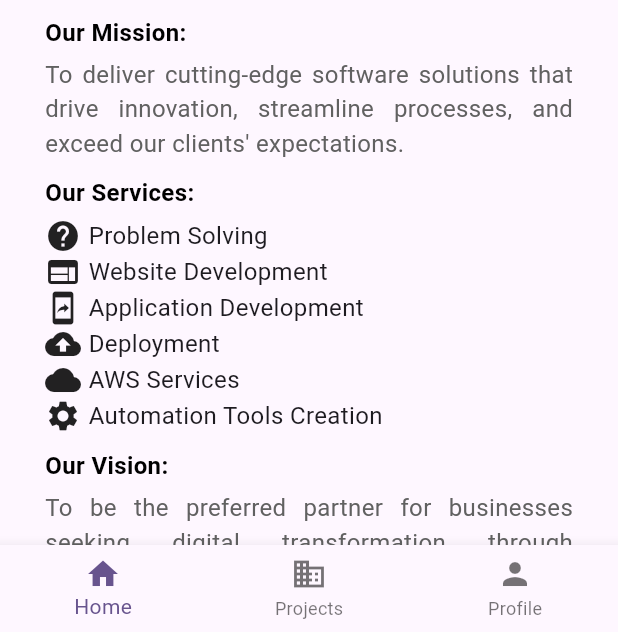
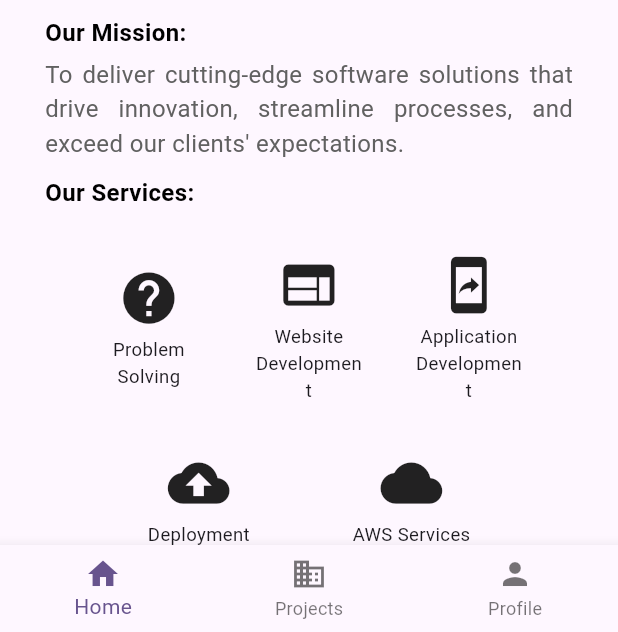
Before and after one commit to StormHive/StromHive_App, a Flutter app: the screen it shows after launch, after a tap on "Tap here for Excellence", on a phone screen of 412 x 824 dp, the part 604-1236 px from its top. Run offline on Flutter 3.47's test engine with Material 3 defaults, Android fonts, the phone set to English and light mode, and no system bars; our stand-ins replace animate_do, animated_splash_screen.

Commit message:
Services

```diff
--- a/lib/companyprofile.dart
+++ b/lib/companyprofile.dart
@@ -71,65 +71,49 @@ class CompanyProfile extends StatelessWidget {
                     ),
                   ),
                   SizedBox(height: 5.0),
+                  Container(
+                    padding: EdgeInsets.all(16.0),
+                    child: Column(
+                      children: [
                         Row(
+                          mainAxisAlignment: MainAxisAlignment.spaceEvenly,
                           children: [
-                      Icon(Icons.help),
-                      SizedBox(width: 5.0),
-                      Text(
-                        'Problem Solving',
-                        style: TextStyle(fontSize: 16.0),
+                            Expanded(
+                              child: _buildServiceTile(
+                                  context, Icons.help, 'Problem Solving'),
+                            ),
+                            Expanded(
+                              child: _buildServiceTile(
+                                  context, Icons.web, 'Website Development'),
+                            ),
+                            Expanded(
+                              child: _buildServiceTile(
+                                  context,
+                                  Icons.mobile_screen_share,
+                                  'Application Development'),
                             ),
                           ],
                         ),
+                        SizedBox(height: 16.0),
                         Row(
+                          mainAxisAlignment: MainAxisAlignment.spaceEvenly,
                           children: [
-                      Icon(Icons.web),
-                      SizedBox(width: 5.0),
-                      Text(
-                        'Website Development',
-                        style: TextStyle(fontSize: 16.0),
+                            _buildServiceTile(
+                                context, Icons.cloud_upload, 'Deployment'),
+                            _buildServiceTile(
+                                context, Icons.cloud, 'AWS Services'),
+                          ],
+                        ),
+                        SizedBox(height: 16.0),
+                        Row(
+                          mainAxisAlignment: MainAxisAlignment.center,
+                          children: [
+                            _buildServiceTile(context, Icons.settings,
+                                'Automation Tools Creation'),
+                          ],
                         ),
                       ],
                     ),
-                  Row(
-                    children: [
-                      Icon(Icons.mobile_screen_share),
-                      SizedBox(width: 5.0),
-                      Text(
-                        'Application Development',
-                        style: TextStyle(fontSize: 16.0),
-                      ),
-                    ],
-                  ),
-                  Row(
-                    children: [
-                      Icon(Icons.cloud_upload),
-                      SizedBox(width: 5.0),
-                      Text(
-                        'Deployment',
-                        style: TextStyle(fontSize: 16.0),
-                      ),
-                    ],
-                  ),
-                  Row(
-                    children: [
-                      Icon(Icons.cloud),
-                      SizedBox(width: 5.0),
-                      Text(
-                        'AWS Services',
-                        style: TextStyle(fontSize: 16.0),
-                      ),
-                    ],
-                  ),
-                  Row(
-                    children: [
-                      Icon(Icons.settings),
-                      SizedBox(width: 5.0),
-                      Text(
-                        'Automation Tools Creation',
-                        style: TextStyle(fontSize: 16.0),
-                      ),
-                    ],
                   ),
                   SizedBox(height: 10.0),
                   Text(
@@ -185,3 +169,27 @@ class CompanyProfile extends StatelessWidget {
     );
   }
 }
+
+Widget _buildServiceTile(
+    BuildContext context, IconData iconData, String title) {
+  double iconSize = MediaQuery.of(context).size.width * 0.1;
+  double fontSize = MediaQuery.of(context).size.width * 0.03;
+  return Container(
+    padding: EdgeInsets.symmetric(horizontal: 16.0, vertical: 8.0),
+    child: Column(
+      mainAxisSize: MainAxisSize.min,
+      children: [
+        Icon(
+          iconData,
+          size: iconSize,
+        ),
+        SizedBox(height: 5.0),
+        Text(
+          title,
+          style: TextStyle(fontSize: fontSize),
+          textAlign: TextAlign.center,
+        ),
+      ],
+    ),
+  );
+}
--- a/lib/teamscreen.dart
+++ b/lib/teamscreen.dart
@@ -32,19 +32,36 @@ class TeamMemberCard extends StatelessWidget {
     return Card(
       elevation: 4.0,
       margin: EdgeInsets.all(20.0),
-      child: Padding(
-        padding: EdgeInsets.all(10.0),
       child: Column(
         crossAxisAlignment: CrossAxisAlignment.start,
         children: [
           Container(
-              color: Colors.grey[300], // Background color
-              child: CircleAvatar(
+            width: double.infinity,
+            decoration: BoxDecoration(
+              borderRadius: BorderRadius.only(
+                topLeft: Radius.circular(10.0),
+                topRight: Radius.circular(10.0),
+              ),
+              gradient: LinearGradient(
+                begin: Alignment.topCenter,
+                end: Alignment.bottomCenter,
+                colors: [Colors.blue, Colors.white], // Define your colors here
+              ),
+            ),
+            child: Padding(
+              padding: EdgeInsets.all(10.0),
+              child: Row(
+                crossAxisAlignment: CrossAxisAlignment.start,
+                children: [
+                  CircleAvatar(
                     radius: 40.0,
                     backgroundImage: AssetImage(teamMember.imageUrl),
                   ),
-            ),
                   SizedBox(height: 10.0),
+                  Expanded(
+                    child: Column(
+                      crossAxisAlignment: CrossAxisAlignment.start,
+                      children: [
                         Text(
                           teamMember.name,
                           style: TextStyle(
@@ -59,7 +76,19 @@ class TeamMemberCard extends StatelessWidget {
                             color: const Color.fromARGB(255, 48, 48, 48),
                           ),
                         ),
+                      ],
+                    ),
+                  ),
+                ],
+              ),
+            ),
+          ),
           SizedBox(height: 5.0),
+          Padding(
+            padding: EdgeInsets.only(left: 10.0, right: 10.0, bottom: 10.0),
+            child: Column(
+              crossAxisAlignment: CrossAxisAlignment.start,
+              children: [
                 Text(
                   teamMember.expertise,
                   style: TextStyle(
@@ -86,6 +115,8 @@ class TeamMemberCard extends StatelessWidget {
               ],
             ),
           ),
+        ],
+      ),
     );
   }
 }
```
Lines whose indentation alone changed are shown as unchanged.
